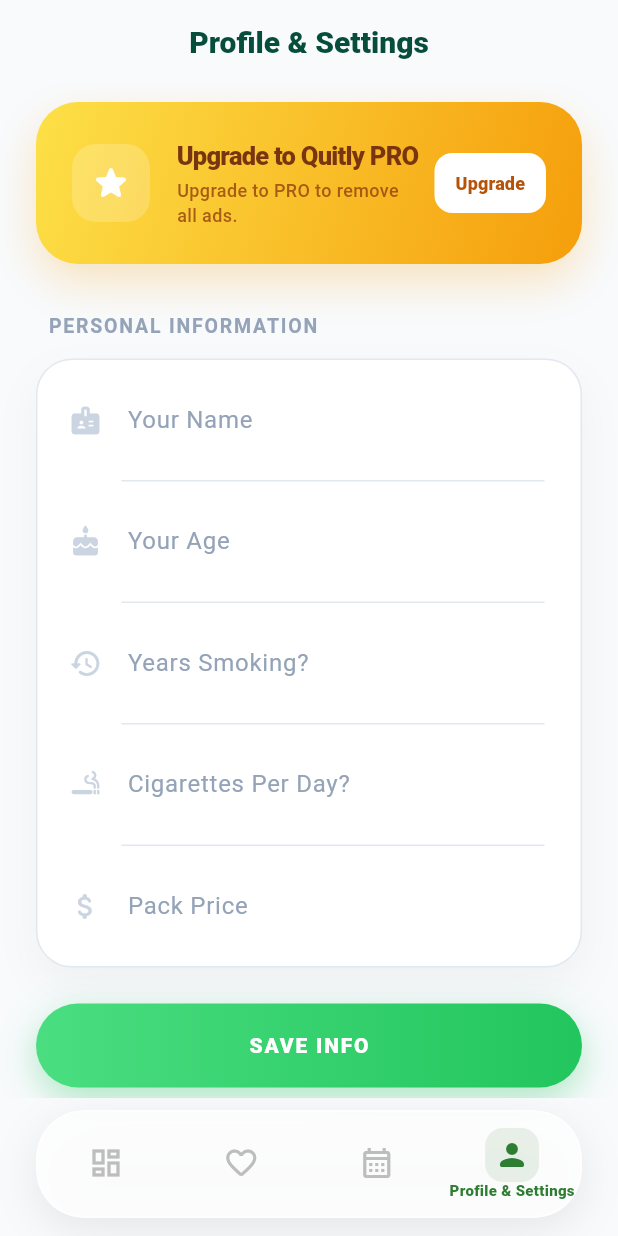
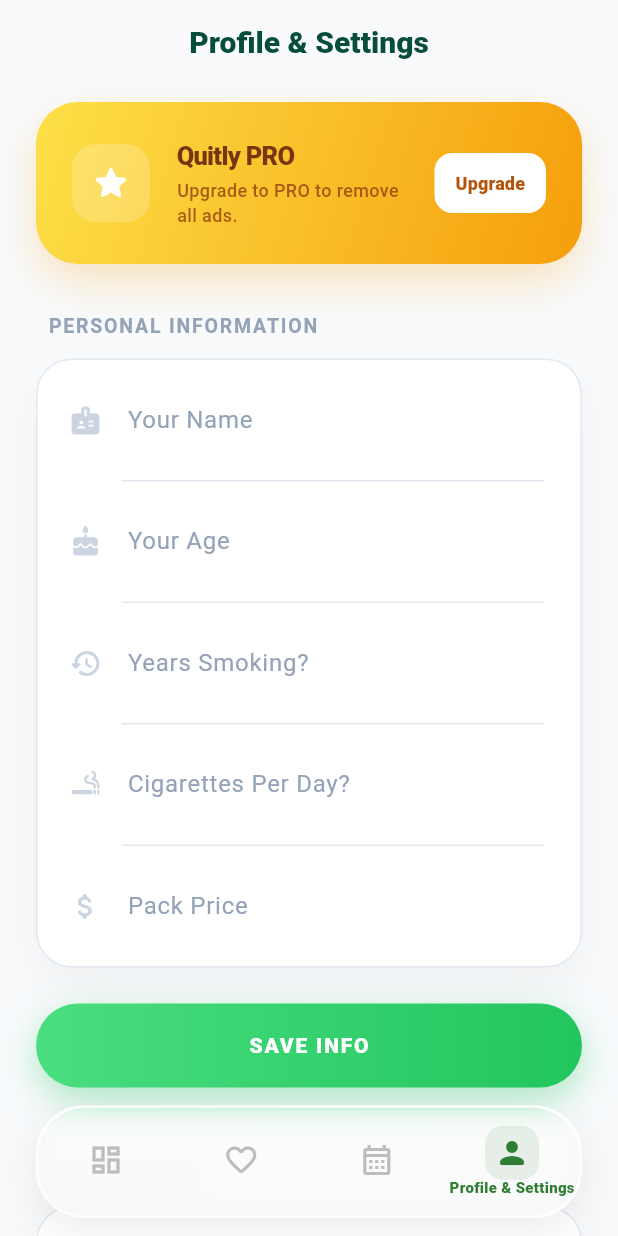
Before and after one commit to ardaaskinn01/cervus-sigara-birakma, a Flutter app: the MainView screen opened directly, item 4 of the bottom bar chosen, on a phone screen of 412 x 824 dp. Run offline on Flutter 3.47's test engine with Material 3 defaults, Android fonts, the light colour scheme and no system bars; our stand-ins replace cloud_firestore, easy_localization, firebase_core, firebase_messaging, flutter_local_notifications, flutter_riverpod and 5 more; missing offline and left inert: app_tracking_transparency, purchases_flutter; accounts and stored records are empty; network calls fail.

Commit message:
splash updates

```diff
--- a/lib/ui/views/main_view.dart
+++ b/lib/ui/views/main_view.dart
@@ -29,7 +29,6 @@
   @override
   void initState() {
     super.initState();
-    // Initialize RevenueCat on startup
     WidgetsBinding.instance.addPostFrameCallback((_) {
       RevenueCatService.init(ref);
     });
@@ -39,9 +38,17 @@
   Widget build(BuildContext context) {
     return Scaffold(
       backgroundColor: const Color(0xFFF8FAFC),
-      extendBody: true,
-      body: _pages[_currentIndex],
-      bottomNavigationBar: Column(
+      extendBody: true, // İçeriğin tab bar altına sızmasını sağlar
+      body: Stack(
+        children: [
+          _pages[_currentIndex],
+
+          // Navigasyon ve Reklam Katmanı
+          Positioned(
+            left: 0,
+            right: 0,
+            bottom: 0,
+            child: Column(
               mainAxisSize: MainAxisSize.min,
               children: [
                 BannerAdWidget(
@@ -49,6 +56,7 @@
                   screenIndex: _currentIndex,
                 ),
                 SafeArea(
+                  top: false,
                   child: Container(
                     margin: EdgeInsets.only(
                       left: 24,
@@ -57,6 +65,7 @@
                       bottom: MediaQuery.of(context).viewPadding.bottom > 0 ? 0 : 12,
                     ),
                     decoration: BoxDecoration(
+                      color: Colors.white.withOpacity(0.85),
                       borderRadius: BorderRadius.circular(32),
                       boxShadow: [
                         BoxShadow(
@@ -65,21 +74,17 @@
                           offset: const Offset(0, 8),
                         ),
                       ],
+                      border: Border.all(
+                        color: Colors.white.withOpacity(0.6),
+                        width: 1.5,
+                      ),
                     ),
                     child: ClipRRect(
                       borderRadius: BorderRadius.circular(32),
                       child: BackdropFilter(
                         filter: ImageFilter.blur(sigmaX: 12, sigmaY: 12),
-                  child: Container(
+                        child: SizedBox(
                           height: 72,
-                    decoration: BoxDecoration(
-                      color: Colors.white.withOpacity(0.85),
-                      borderRadius: BorderRadius.circular(32),
-                      border: Border.all(
-                        color: Colors.white.withOpacity(0.6),
-                        width: 1.5,
-                      ),
-                    ),
                           child: BottomNavigationBar(
                             elevation: 0,
                             backgroundColor: Colors.transparent,
@@ -115,6 +120,9 @@
                 ),
               ],
             ),
+          ),
+        ],
+      ),
     );
   }
 
--- a/lib/ui/views/profile_view.dart
+++ b/lib/ui/views/profile_view.dart
@@ -390,7 +390,7 @@
                         crossAxisAlignment: CrossAxisAlignment.start,
                         children: [
                           Text(
-                            isPro ? (isTr ? 'Quitly PRO Açık' : 'Quitly PRO Active') : (isTr ? 'Quitly PRO\'ya Geç' : 'Upgrade to Quitly PRO'),
+                            isPro ? (isTr ? 'Quitly PRO Açık' : 'Quitly PRO Active') : 'Quitly PRO',
                             style: TextStyle(
                               color: isPro ? Colors.white : const Color(0xFF78350F),
                               fontWeight: FontWeight.w900,
```
Also changed, not shown: 1 other file. Lines whose indentation alone changed are shown as unchanged.
